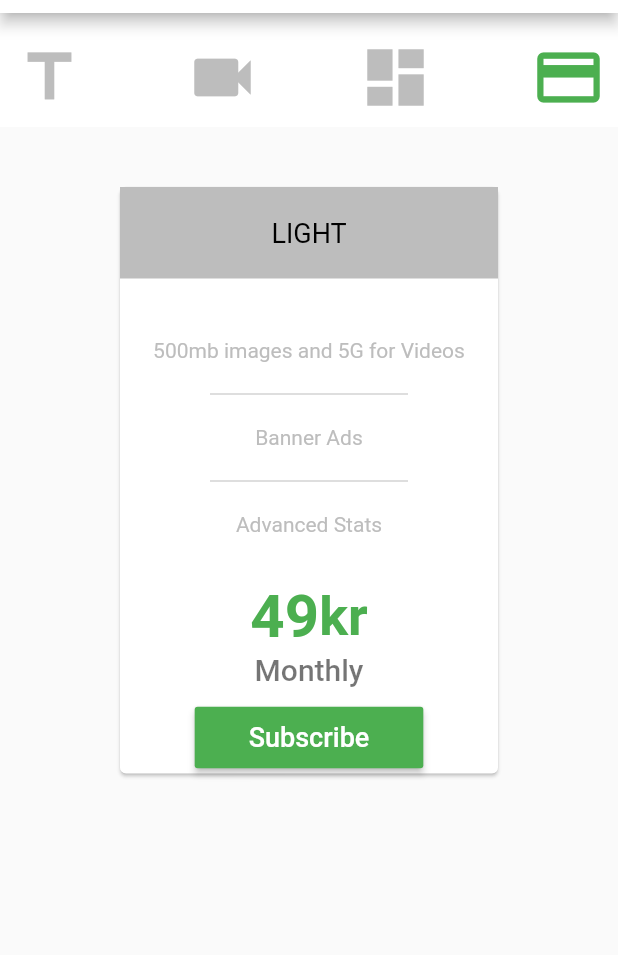
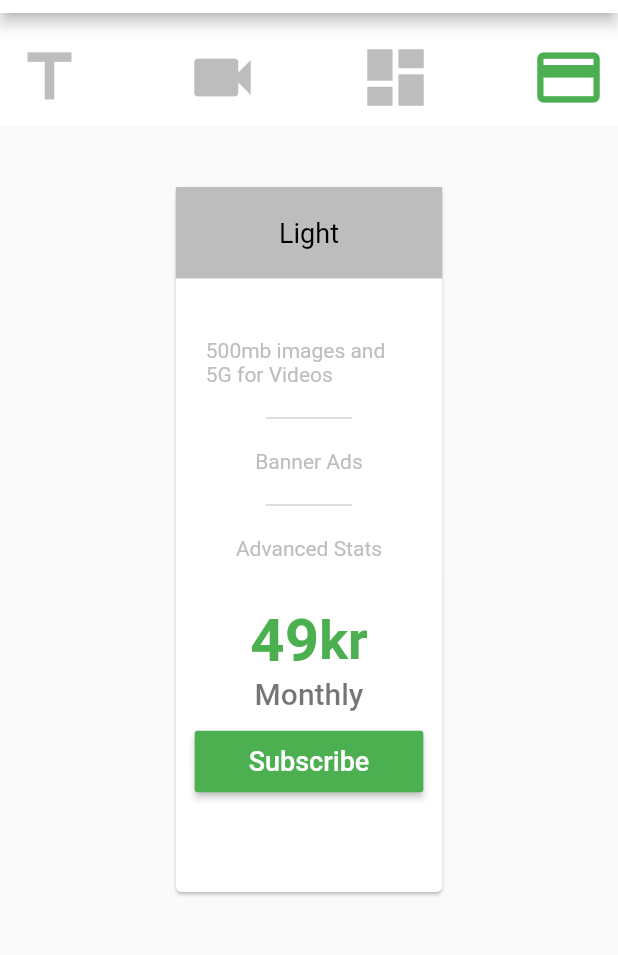
Before and after one commit to vic7ord1st/bringere, a Flutter app: the screen it shows after launch, after a tap on the "title" icon, after a tap on the "payment" icon, on a phone screen of 412 x 824 dp, the part 71-1026 px from its top. Run offline on Flutter 3.47's test engine with Material 2 defaults, Android fonts, the phone set to English and light mode, and no system bars; drawn by our look-alikes of carousel_slider; our stand-ins replace firebase_database, google_maps_flutter; accounts and stored records are empty.

Commit message:
created the Packgae class for the different price range

```diff
--- a/lib/screens/registrationPage.dart
+++ b/lib/screens/registrationPage.dart
@@ -1,4 +1,4 @@
-// import 'package:carousel_slider/carousel_slider.dart';
+import 'package:carousel_slider/carousel_slider.dart';
 import 'package:flutter/material.dart';
 import '../views/appBar.dart';
 import '../views/loginPopup.dart';
@@ -10,7 +10,7 @@ class Registration extends StatefulWidget {
 }
 
 class _RegistrationState extends State<Registration> {
-  bool _isTitle = false;
+  bool _isTitle = true;
   bool _isVideocam = false;
   bool _isDashBoard = false;
   bool _isPayment = false;
@@ -154,7 +154,28 @@ class _RegistrationState extends State<Registration> {
     if (_isTitle) {
       return listView;
     } else if (_isPayment) {
-      return RegistrationCard('LIGHT', '49');
+      return   Container(
+        margin: EdgeInsets.only(bottom: 40),
+        alignment: Alignment.topLeft,
+      child: StatefulBuilder(
+       builder: (ctx, StateSetter setState) =>
+          CarouselSlider(
+            //enlargeCenterPage: true,
+            height: 550,
+            items: <Widget>[
+              RegistrationCard('Light', '49'),
+              RegistrationCard('Pro', '100')
+            ],
+            autoPlay: false,
+            enableInfiniteScroll: false,
+            onPageChanged: (index) {
+          setState(() {
+            }
+          );
+        },
+       )
+      )
+    );
     } else
       return null;
   }
--- a/lib/views/appBar.dart
+++ b/lib/views/appBar.dart
@@ -1,6 +1,6 @@
 import 'package:flutter/material.dart';
 
-import '../drawer.dart';
+import './drawer.dart';
 
 AppBar appBar(String title) {
   return AppBar(
```
Also changed, not shown: lib/views/drawer.dart (renamed from lib/drawer.dart).
